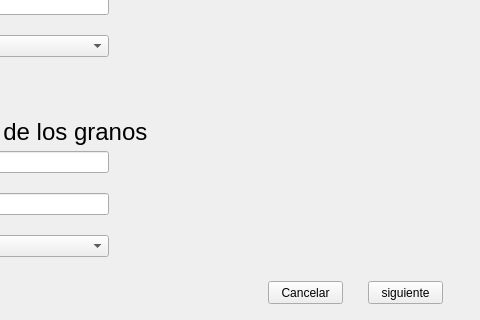
Above: gui_cartaporte_crear_3.ui from Jose-Cisneros/MoliTec before the change; both pictures show x 322 to 802 and y 279 to 599 of the 802 by 599 pixel window. Below: the same form after it.
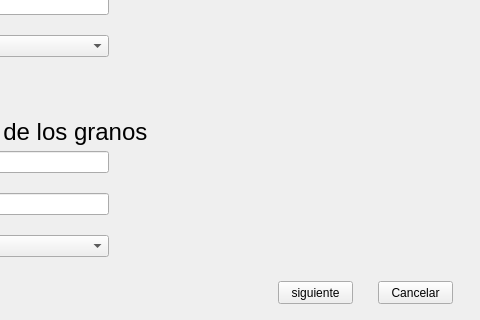
That is the form after the change.

Patch:
```diff
--- a/gui_cartaporte_crear_3.ui
+++ b/gui_cartaporte_crear_3.ui
@@ -16,7 +16,7 @@
   <widget class="QPushButton" name="pushButton">
    <property name="geometry">
     <rect>
-     <x>690</x>
+     <x>600</x>
      <y>560</y>
      <width>75</width>
      <height>23</height>
@@ -281,7 +281,7 @@
   <widget class="QPushButton" name="pushButton_2">
    <property name="geometry">
     <rect>
-     <x>590</x>
+     <x>700</x>
      <y>560</y>
      <width>75</width>
      <height>23</height>
```
